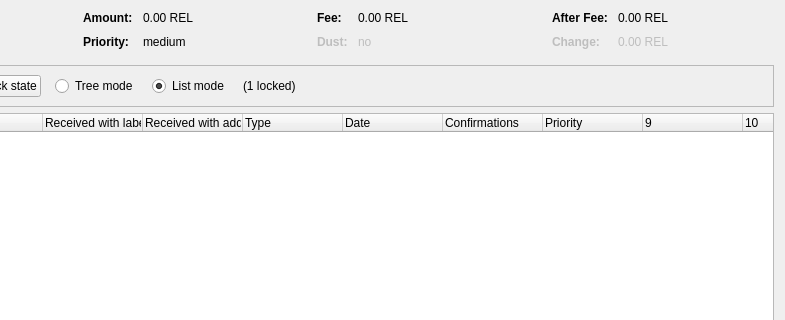
Before: the Qt Designer form src/qt/forms/coincontroldialog.ui in supertref/Reex, drawn with Qt 5; both pictures show x 169 to 954 and y 0 to 320 of the 954 by 500 pixel window.
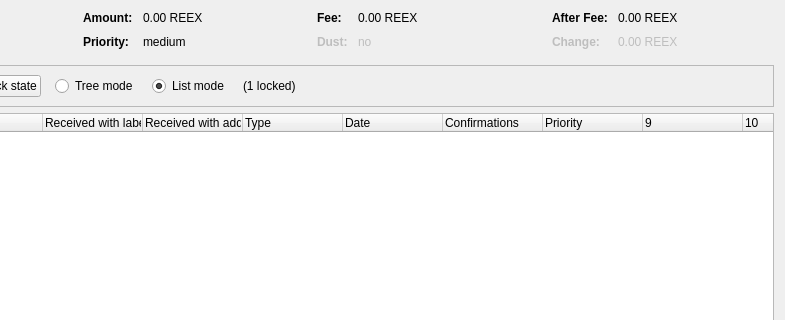
After: the same form once the commit is applied. Custom widgets are drawn as their Qt base class.

```diff
--- a/src/qt/forms/coincontroldialog.ui
+++ b/src/qt/forms/coincontroldialog.ui
@@ -132,7 +132,7 @@
           <enum>Qt::ActionsContextMenu</enum>
          </property>
          <property name="text">
-          <string notr="true">0.00 REL</string>
+          <string notr="true">0.00 REEX</string>
          </property>
          <property name="textInteractionFlags">
           <set>Qt::LinksAccessibleByMouse|Qt::TextSelectableByKeyboard|Qt::TextSelectableByMouse</set>
@@ -206,7 +206,7 @@
           <enum>Qt::ActionsContextMenu</enum>
          </property>
          <property name="text">
-          <string notr="true">0.00 REL</string>
+          <string notr="true">0.00 REEX</string>
          </property>
          <property name="textInteractionFlags">
           <set>Qt::LinksAccessibleByMouse|Qt::TextSelectableByKeyboard|Qt::TextSelectableByMouse</set>
@@ -286,7 +286,7 @@
           <enum>Qt::ActionsContextMenu</enum>
          </property>
          <property name="text">
-          <string notr="true">0.00 REL</string>
+          <string notr="true">0.00 REEX</string>
          </property>
          <property name="textInteractionFlags">
           <set>Qt::LinksAccessibleByMouse|Qt::TextSelectableByKeyboard|Qt::TextSelectableByMouse</set>
@@ -321,7 +321,7 @@
           <enum>Qt::ActionsContextMenu</enum>
          </property>
          <property name="text">
-          <string notr="true">0.00 REL</string>
+          <string notr="true">0.00 REEX</string>
          </property>
          <property name="textInteractionFlags">
           <set>Qt::LinksAccessibleByMouse|Qt::TextSelectableByKeyboard|Qt::TextSelectableByMouse</set>
```
